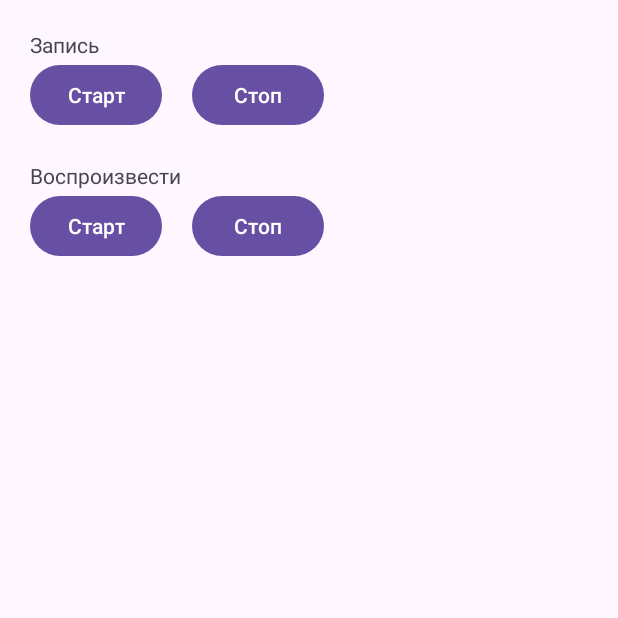
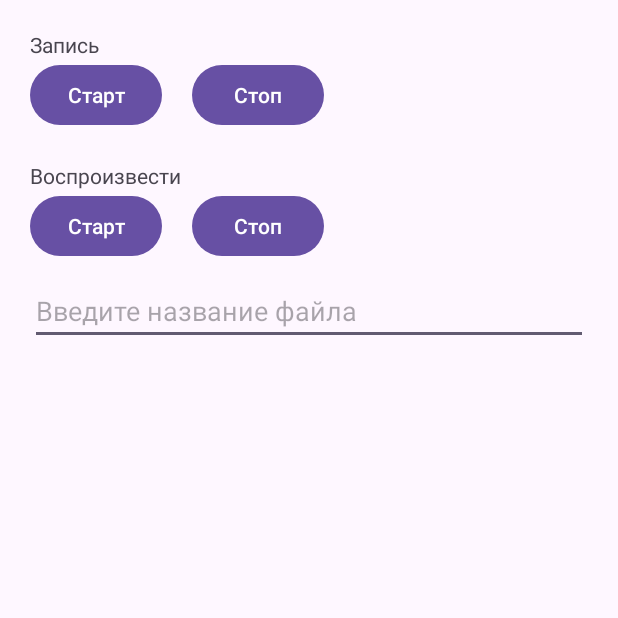
Before and after one commit to MatveiKylosov/MKD.01.03-PR15, an Android app: the screen it shows after launch (MainActivity), after a tap on "Стоп", on a phone screen of 412 x 824 dp, the top half of it. Run offline under Robolectric (Android 15) with nearby library versions, the phone set to English and light mode, and no system bars.

```diff
--- a/app/src/main/AndroidManifest.xml
+++ b/app/src/main/AndroidManifest.xml
@@ -3,6 +3,7 @@
     xmlns:tools="http://schemas.android.com/tools">
     <uses-permission android:name="android.permission.RECORD_AUDIO"/>
     <uses-permission android:name="android.permission.WRITE_EXTERNAL_STORAGE"/>
+    <uses-permission android:name="android.permission.READ_EXTERNAL_STORAGE"/>
     <application
         android:allowBackup="true"
         android:dataExtractionRules="@xml/data_extraction_rules"
--- a/app/src/main/java/com/example/pr15_kylosov/MainActivity.java
+++ b/app/src/main/java/com/example/pr15_kylosov/MainActivity.java
@@ -1,41 +1,83 @@
 package com.example.pr15_kylosov;
 
+import android.Manifest;
+import android.content.pm.PackageManager;
 import android.media.MediaPlayer;
 import android.media.MediaRecorder;
 import android.os.Bundle;
 import android.os.Environment;
 import android.view.View;
+import android.widget.EditText;
+import android.widget.Toast;
 
-import androidx.activity.EdgeToEdge;
+import androidx.annotation.NonNull;
 import androidx.appcompat.app.AppCompatActivity;
-import androidx.core.graphics.Insets;
-import androidx.core.view.ViewCompat;
-import androidx.core.view.WindowInsetsCompat;
+import androidx.core.app.ActivityCompat;
+import androidx.core.content.ContextCompat;
 
 import java.io.File;
+import java.io.FileOutputStream;
+import java.io.FileReader;
+import java.io.BufferedReader;
+import java.io.IOException;
+import java.util.ArrayList;
+import java.util.List;
 
 public class MainActivity extends AppCompatActivity {
-
+    private static final int RECORD_AUDIO_PERMISSION_CODE = 1;
+    private static final int WRITE_EXTERNAL_STORAGE_PERMISSION_CODE = 2;
+    private static final int READ_EXTERNAL_STORAGE_PERMISSION_CODE = 3;
     private MediaRecorder mediaRecorder;
     private MediaPlayer mediaPlayer;
     private String fileName;
+    private EditText fileNameInput;
+    private List<String> recordedFiles;
+
     @Override
     protected void onCreate(Bundle savedInstanceState) {
         super.onCreate(savedInstanceState);
         setContentView(R.layout.activity_main);
-        fileName = Environment.getExternalStoragePublicDirectory(Environment.DIRECTORY_DOCUMENTS) + "/record.3gpp";
+
+        fileNameInput = findViewById(R.id.fileNameInput);
+        recordedFiles = new ArrayList<>();
+
+        loadRecordedFiles();
+
+        requestPermissions();
     }
 
-    private void releaseRecorder()
-    {
-        if(mediaRecorder != null)
-        {
+
+
+
+    private void requestPermissions() {
+        if (ContextCompat.checkSelfPermission(this, Manifest.permission.RECORD_AUDIO) != PackageManager.PERMISSION_GRANTED) {
+            ActivityCompat.requestPermissions(this, new String[]{Manifest.permission.RECORD_AUDIO}, RECORD_AUDIO_PERMISSION_CODE);
+        }
+        if (ContextCompat.checkSelfPermission(this, Manifest.permission.WRITE_EXTERNAL_STORAGE) != PackageManager.PERMISSION_GRANTED) {
+            ActivityCompat.requestPermissions(this, new String[]{Manifest.permission.WRITE_EXTERNAL_STORAGE}, WRITE_EXTERNAL_STORAGE_PERMISSION_CODE);
+        }
+        if (ContextCompat.checkSelfPermission(this, Manifest.permission.READ_EXTERNAL_STORAGE) != PackageManager.PERMISSION_GRANTED) {
+            ActivityCompat.requestPermissions(this, new String[]{Manifest.permission.READ_EXTERNAL_STORAGE}, READ_EXTERNAL_STORAGE_PERMISSION_CODE);
+        }
+    }
+
+
+    private void releaseRecorder() {
+        if (mediaRecorder != null) {
             mediaRecorder.release();
             mediaRecorder = null;
         }
     }
 
     public void recordStart(View v) {
+
+        String inputFileName = fileNameInput.getText().toString();
+        if (!inputFileName.isEmpty()) {
+            fileName = Environment.getExternalStoragePublicDirectory(Environment.DIRECTORY_DOCUMENTS) + "/" + inputFileName + ".3gpp";
+        } else {
+            fileName = Environment.getExternalStoragePublicDirectory(Environment.DIRECTORY_DOCUMENTS) + "/record.3gpp";
+        }
+
         try {
             releaseRecorder();
             File outFile = new File(fileName);
@@ -53,19 +95,25 @@ public class MainActivity extends AppCompatActivity {
             mediaRecorder.start();
         } catch (Exception ex) {
             ex.printStackTrace();
+            Toast.makeText(this, "Ошибка при запуске записи", Toast.LENGTH_SHORT).show();
         }
     }
 
     public void recordStop(View v) {
-        if (mediaRecorder != null) {
-            mediaRecorder.stop();
+        try {
+            if (mediaRecorder != null) {
+                mediaRecorder.stop();
+                recordedFiles.add(fileName);
+                saveRecordedFiles();
+            }
+        } catch (IllegalStateException e) {
+            e.printStackTrace();
+            Toast.makeText(this, "Ошибка при остановке записи", Toast.LENGTH_SHORT).show();
         }
     }
 
-    private void releasePlayer()
-    {
-        if(mediaPlayer != null)
-        {
+    private void releasePlayer() {
+        if (mediaPlayer != null) {
             mediaPlayer.release();
             mediaPlayer = null;
         }
@@ -75,19 +123,21 @@ public class MainActivity extends AppCompatActivity {
         try {
             releasePlayer();
             mediaPlayer = new MediaPlayer();
-            mediaPlayer.setDataSource(fileName);
+            String inputFileName = fileNameInput.getText().toString();
+            mediaPlayer.setDataSource(inputFileName);
             mediaPlayer.prepare();
             mediaPlayer.start();
         } catch (Exception ex) {
             ex.printStackTrace();
+            Toast.makeText(this, "Ошибка при воспроизведении", Toast.LENGTH_SHORT).show();
         }
     }
 
     public void playStop(View v) {
-        if (mediaPlayer != null)
+        if (mediaPlayer != null) {
             mediaPlayer.stop();
+        }
     }
-
 
     @Override
     protected void onDestroy() {
@@ -95,4 +145,31 @@ public class MainActivity extends AppCompatActivity {
         releasePlayer();
         releaseRecorder();
     }
+
+    private void saveRecordedFiles() {
+        try {
+            FileOutputStream fos = openFileOutput("recorded_files.txt", MODE_PRIVATE);
+            for (String file : recordedFiles) {
+                fos.write((file + "\n").getBytes());
+            }
+            fos.close();
+        } catch (IOException e) {
+            e.printStackTrace();
+        }
+    }
+
+    private void loadRecordedFiles() {
+        try {
+            FileReader fileReader = new FileReader(new File(getFilesDir(), "recorded_files.txt"));
+            BufferedReader bufferedReader = new BufferedReader(fileReader);
+            String line;
+            while ((line = bufferedReader.readLine()) != null) {
+                recordedFiles.add(line);
+            }
+            bufferedReader.close();
+            fileReader.close();
+        } catch (IOException e) {
+            e.printStackTrace();
+        }
+    }
 }
--- a/app/src/main/res/layout/activity_main.xml
+++ b/app/src/main/res/layout/activity_main.xml
@@ -24,6 +24,7 @@
             android:layout_height="wrap_content">
 
             <Button
+                android:id="@+id/recordStartButton"
                 android:layout_width="wrap_content"
                 android:layout_height="wrap_content"
                 android:onClick="recordStart"
@@ -31,6 +32,7 @@
                 android:layout_marginRight="20dp"/>
 
             <Button
+                android:id="@+id/recordStopButton"
                 android:layout_width="wrap_content"
                 android:layout_height="wrap_content"
                 android:onClick="recordStop"
@@ -48,6 +50,7 @@
             android:layout_height="wrap_content">
 
             <Button
+                android:id="@+id/playStartButton"
                 android:layout_width="wrap_content"
                 android:layout_height="wrap_content"
                 android:onClick="playStart"
@@ -55,11 +58,22 @@
                 android:text="Старт"/>
 
             <Button
+                android:id="@+id/playStopButton"
                 android:layout_width="wrap_content"
                 android:layout_height="wrap_content"
                 android:onClick="playStop"
                 android:text="Стоп"/>
 
         </LinearLayout>
+
+        <EditText
+            android:id="@+id/fileNameInput"
+            android:layout_width="match_parent"
+            android:layout_marginTop="10dp"
+            android:hint="Введите название файла"
+            android:inputType="text"
+            android:layout_height="wrap_content"/>
+
     </LinearLayout>
+
 </FrameLayout>
```
